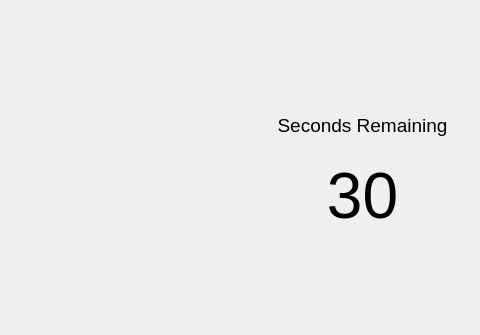
The window that Key/frmselectlocks.ui (BuzzSiler/keycodebox-key) describes before a commit, drawn with Qt 5; both pictures show x 368 to 848 and y 0 to 335 of the 848 by 480 pixel window.
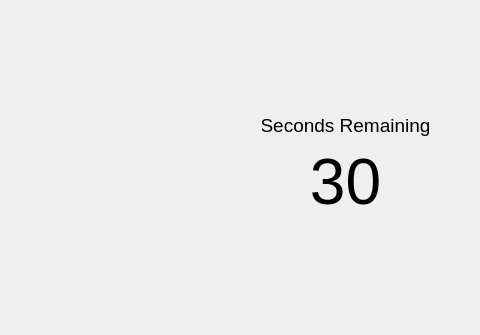
The same window after the commit.

Diff of the .ui file:
```diff
--- a/Key/frmselectlocks.ui
+++ b/Key/frmselectlocks.ui
@@ -30,15 +30,33 @@
    </property>
    <layout class="QVBoxLayout" name="vloSelectLocks"/>
   </widget>
+  <widget class="QWidget" name="">
+   <property name="geometry">
+    <rect>
+     <x>630</x>
+     <y>110</y>
+     <width>167</width>
+     <height>108</height>
+    </rect>
+   </property>
+   <layout class="QVBoxLayout" name="verticalLayout">
+    <item>
+     <widget class="QLabel" name="lblTitle">
+      <property name="font">
+       <font>
+        <pointsize>14</pointsize>
+       </font>
+      </property>
+      <property name="text">
+       <string>Seconds Remaining</string>
+      </property>
+      <property name="alignment">
+       <set>Qt::AlignCenter</set>
+      </property>
+     </widget>
+    </item>
+    <item>
   <widget class="QLabel" name="lblTimeRemaining">
-   <property name="geometry">
-    <rect>
-     <x>670</x>
-     <y>150</y>
-     <width>121</width>
-     <height>91</height>
-    </rect>
-   </property>
    <property name="font">
     <font>
      <pointsize>48</pointsize>
@@ -53,26 +71,8 @@
     <set>Qt::AlignCenter</set>
    </property>
   </widget>
-  <widget class="QLabel" name="lblTitle">
-   <property name="geometry">
-    <rect>
-     <x>630</x>
-     <y>110</y>
-     <width>201</width>
-     <height>31</height>
-    </rect>
-   </property>
-   <property name="font">
-    <font>
-     <pointsize>14</pointsize>
-    </font>
-   </property>
-   <property name="text">
-    <string>Seconds Remaining</string>
-   </property>
-   <property name="alignment">
-    <set>Qt::AlignCenter</set>
-   </property>
+    </item>
+   </layout>
   </widget>
  </widget>
  <resources/>
```
Lines whose indentation alone changed are shown as unchanged.
